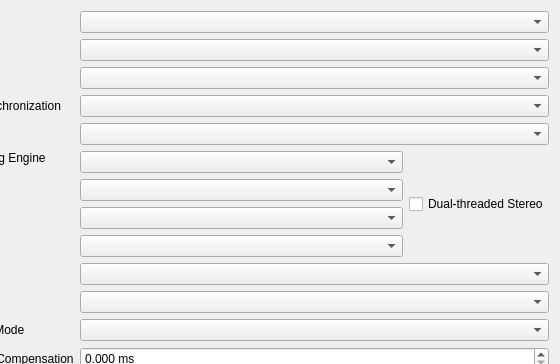
Old version of the form src/preferences/dialog/dlgprefsounddlg.ui in the repository 0cwa/mixxx; both pictures show x 126 to 686 and y 0 to 364 of the 686 by 852 pixel window.
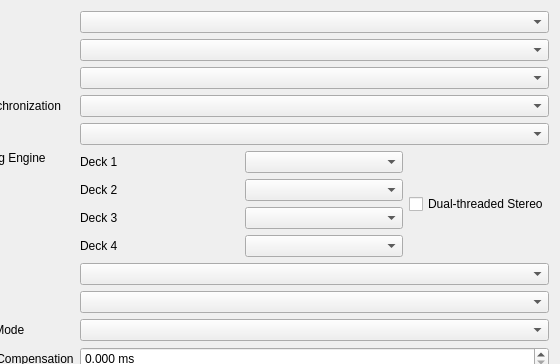
New version of the form.

Commit message: Label per-deck keylock engine selectors

Diff of the .ui file:
```diff
--- a/src/preferences/dialog/dlgprefsounddlg.ui
+++ b/src/preferences/dialog/dlgprefsounddlg.ui
@@ -104,16 +104,72 @@
        <item>
         <layout class="QVBoxLayout" name="keylockEngineLayout">
          <item>
-          <widget class="QComboBox" name="keylockComboBox1"/>
+          <layout class="QHBoxLayout" name="keylockEngineDeck1Layout">
+           <item>
+            <widget class="QLabel" name="keylockDeck1Label">
+             <property name="text">
+              <string>Deck 1</string>
+             </property>
+             <property name="buddy">
+              <cstring>keylockComboBox1</cstring>
+             </property>
+            </widget>
+           </item>
+           <item>
+            <widget class="QComboBox" name="keylockComboBox1"/>
+           </item>
+          </layout>
          </item>
          <item>
-          <widget class="QComboBox" name="keylockComboBox2"/>
+          <layout class="QHBoxLayout" name="keylockEngineDeck2Layout">
+           <item>
+            <widget class="QLabel" name="keylockDeck2Label">
+             <property name="text">
+              <string>Deck 2</string>
+             </property>
+             <property name="buddy">
+              <cstring>keylockComboBox2</cstring>
+             </property>
+            </widget>
+           </item>
+           <item>
+            <widget class="QComboBox" name="keylockComboBox2"/>
+           </item>
+          </layout>
          </item>
          <item>
-          <widget class="QComboBox" name="keylockComboBox3"/>
+          <layout class="QHBoxLayout" name="keylockEngineDeck3Layout">
+           <item>
+            <widget class="QLabel" name="keylockDeck3Label">
+             <property name="text">
+              <string>Deck 3</string>
+             </property>
+             <property name="buddy">
+              <cstring>keylockComboBox3</cstring>
+             </property>
+            </widget>
+           </item>
+           <item>
+            <widget class="QComboBox" name="keylockComboBox3"/>
+           </item>
+          </layout>
          </item>
          <item>
-          <widget class="QComboBox" name="keylockComboBox4"/>
+          <layout class="QHBoxLayout" name="keylockEngineDeck4Layout">
+           <item>
+            <widget class="QLabel" name="keylockDeck4Label">
+             <property name="text">
+              <string>Deck 4</string>
+             </property>
+             <property name="buddy">
+              <cstring>keylockComboBox4</cstring>
+             </property>
+            </widget>
+           </item>
+           <item>
+            <widget class="QComboBox" name="keylockComboBox4"/>
+           </item>
+          </layout>
          </item>
         </layout>
        </item>
```
Left out of the diff: 4 changed lines with no effect on the pictures.
